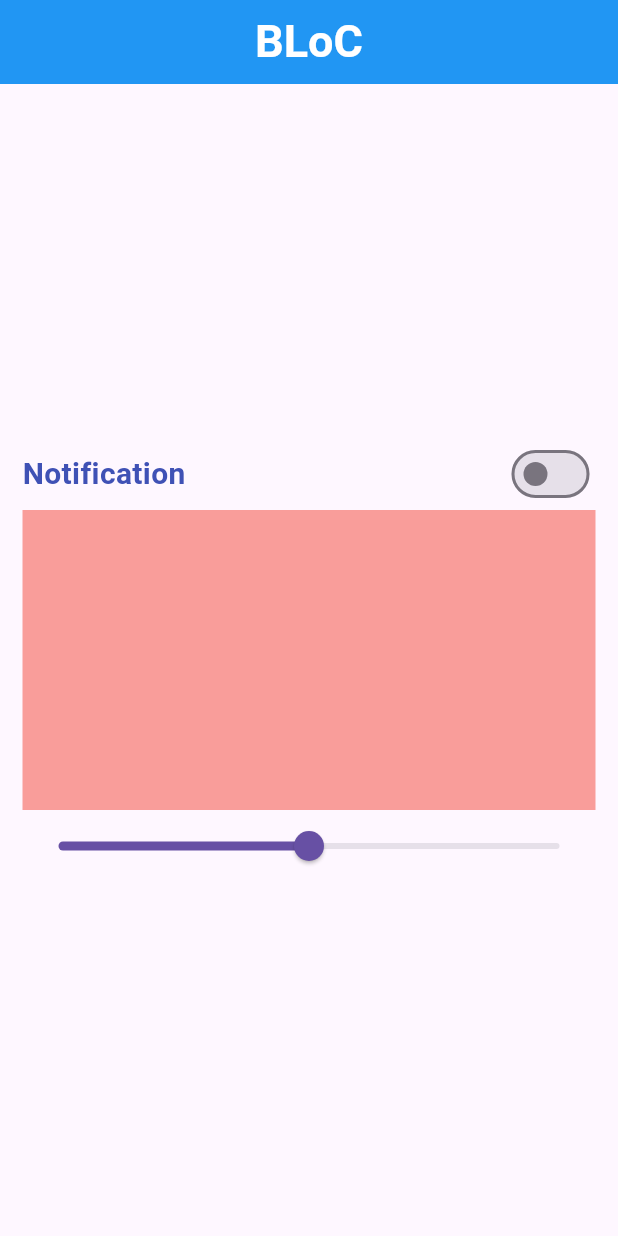
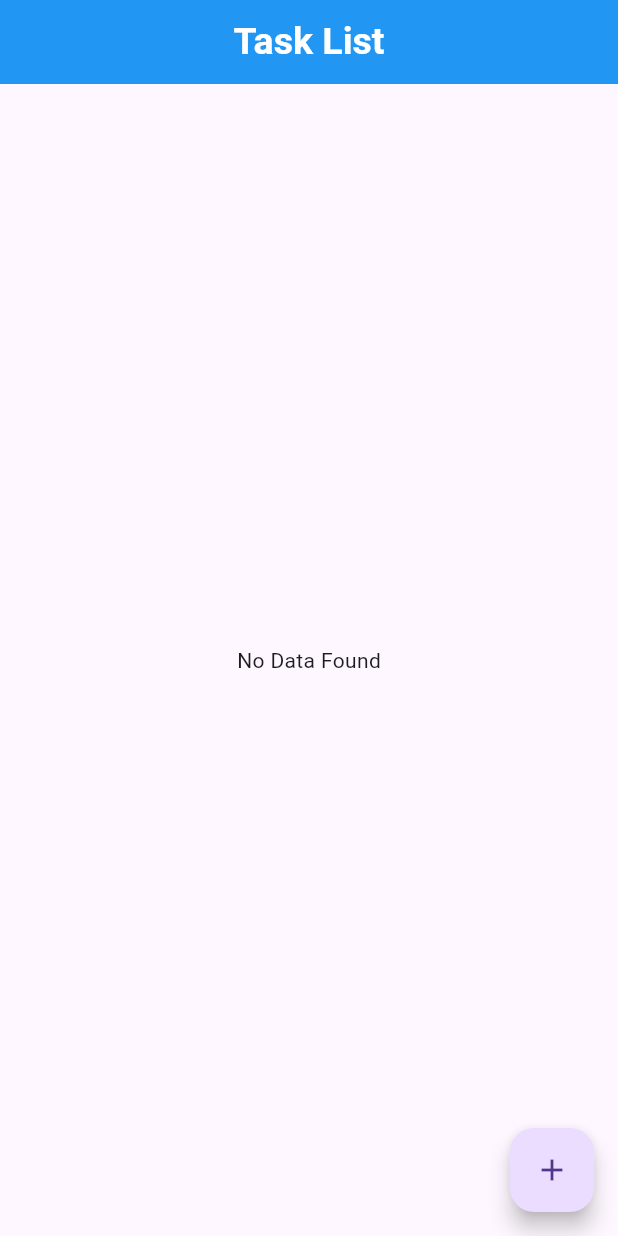
Before and after one commit to R-e-h-a-n-N-a-s-e-e-r/Flutter-BLoC, a Flutter app: the screen it shows after launch, on a phone screen of 412 x 824 dp. Run offline on Flutter 3.47's test engine with Material 3 defaults, Android fonts, the phone set to English and light mode, and no system bars; our stand-ins replace bloc, equatable, flutter_bloc, image_picker.

Commit message:
Bloc Insert & Delete Data from List

```diff
--- /dev/null
+++ b/lib/BLoC/Image Picker/image_picker_bloc.dart
@@ -0,0 +1,26 @@
+import 'package:bloc/bloc.dart';
+import 'package:flutter_bloc_practice/BLoC/Image%20Picker/image_picker_events.dart';
+import 'package:flutter_bloc_practice/BLoC/Image%20Picker/image_picker_states.dart';
+import 'package:flutter_bloc_practice/Utils/image_picker_utils.dart';
+import 'package:image_picker/image_picker.dart';
+
+class ImagePickerBloc extends Bloc<ImagePickerEvents, ImagePickerStates> {
+  ImagePickerUtils imagePickerUtils = ImagePickerUtils();
+
+  ImagePickerBloc() : super(ImagePickerStates()) {
+    on<CameraCapture>(_cameraCapture);
+    on<ClearImage>(_clearImage);
+  }
+
+  void _cameraCapture(
+    CameraCapture event,
+    Emitter<ImagePickerStates> emit,
+  ) async {
+    XFile? file = await imagePickerUtils.imagePickerFunc();
+    emit(state.copyWith(image: file));
+  }
+
+  void _clearImage(ClearImage event, Emitter<ImagePickerStates> emit) {
+    emit(state.copyWith(image: null));
+  }
+}
--- /dev/null
+++ b/lib/BLoC/Image Picker/image_picker_events.dart
@@ -0,0 +1,14 @@
+import 'package:equatable/equatable.dart';
+
+abstract class ImagePickerEvents extends Equatable {
+  const ImagePickerEvents();
+
+  @override
+  List<Object?> get props => [];
+}
+
+class CameraCapture extends ImagePickerEvents {}
+
+class GalleryCapture extends ImagePickerEvents {}
+
+class ClearImage extends ImagePickerEvents{}
--- /dev/null
+++ b/lib/BLoC/Image Picker/image_picker_states.dart
@@ -0,0 +1,15 @@
+import 'package:equatable/equatable.dart';
+import 'package:image_picker/image_picker.dart';
+
+class ImagePickerStates extends Equatable {
+  final XFile? image;
+
+  const ImagePickerStates({this.image});
+
+  ImagePickerStates copyWith({XFile? image}) {
+    return ImagePickerStates(image: image ?? this.image);
+  }
+
+  @override
+  List<Object?> get props => [image];
+}
--- /dev/null
+++ b/lib/BLoC/List Item/list_item_bloc.dart
@@ -0,0 +1,22 @@
+import 'package:bloc/bloc.dart';
+import 'package:flutter_bloc_practice/BLoC/List%20Item/list_item_event.dart';
+import 'package:flutter_bloc_practice/BLoC/List%20Item/list_item_state.dart';
+
+class ListItemBloc extends Bloc<ListItemEvent, ListItemState> {
+  final List<String> todoList = [];
+
+  ListItemBloc() : super(ListItemState(todoList: [])) {
+    on<AddTodoList>(_addTodoList);
+    on<RemoveTodoList>(_removeTodoList);
+  }
+
+  void _addTodoList(AddTodoList event, Emitter<ListItemState> emit) {
+    todoList.add(event.task);
+    emit(state.copyWith(todoList: List.from(todoList)));
+  }
+
+  void _removeTodoList(RemoveTodoList event, Emitter<ListItemState> emit) {
+    todoList.remove(event.itemIndex);
+    emit(state.copyWith(todoList: List.from(todoList)));
+  }
+}
--- /dev/null
+++ b/lib/BLoC/List Item/list_item_event.dart
@@ -0,0 +1,25 @@
+import 'package:equatable/equatable.dart';
+
+abstract class ListItemEvent extends Equatable {
+  const ListItemEvent();
+}
+
+class AddTodoList extends ListItemEvent {
+  final String task;
+
+  const AddTodoList({required this.task});
+
+  @override
+  // TODO: implement props
+  List<Object?> get props => [task];
+}
+
+class RemoveTodoList extends ListItemEvent {
+  final String itemIndex;
+
+  const RemoveTodoList({required this.itemIndex});
+
+  @override
+  // TODO: implement props
+  List<Object?> get props => [itemIndex];
+}
--- /dev/null
+++ b/lib/BLoC/List Item/list_item_state.dart
@@ -0,0 +1,15 @@
+import 'package:equatable/equatable.dart';
+
+class ListItemState extends Equatable {
+  final List<String> todoList;
+
+  const ListItemState({required this.todoList});
+
+  ListItemState copyWith({List<String>? todoList}) {
+    return ListItemState(todoList: todoList ?? this.todoList);
+  }
+
+  @override
+  // TODO: implement props
+  List<Object?> get props => [todoList];
+}
--- /dev/null
+++ b/lib/UI/Screens/list_screen.dart
@@ -0,0 +1,68 @@
+import 'package:flutter/material.dart';
+import 'package:flutter_bloc/flutter_bloc.dart';
+import 'package:flutter_bloc_practice/BLoC/List%20Item/list_item_bloc.dart';
+import 'package:flutter_bloc_practice/BLoC/List%20Item/list_item_event.dart';
+import 'package:flutter_bloc_practice/BLoC/List%20Item/list_item_state.dart';
+
+class ListScreen extends StatefulWidget {
+  const ListScreen({super.key});
+
+  @override
+  State<ListScreen> createState() => _ListScreenState();
+}
+
+class _ListScreenState extends State<ListScreen> {
+  @override
+  Widget build(BuildContext context) {
+    return Scaffold(
+      appBar: AppBar(
+        backgroundColor: Colors.blue,
+        centerTitle: true,
+        title: Text(
+          'Task List',
+          style: TextStyle(
+            fontSize: 25,
+            fontWeight: FontWeight.bold,
+            color: Colors.white,
+          ),
+        ),
+      ),
+      body: BlocBuilder<ListItemBloc, ListItemState>(
+        builder: (context, state) {
+          if (state.todoList.isEmpty) {
+            return Center(child: Text('No Data Found'));
+          } else if (state.todoList.isNotEmpty) {
+            return ListView.builder(
+              itemCount: state.todoList.length,
+              itemBuilder: (context, index) {
+                return ListTile(
+                  title: Text(state.todoList[index]),
+                  trailing: IconButton(
+                    onPressed: () {
+                      context.read<ListItemBloc>().add(
+                        RemoveTodoList(itemIndex: state.todoList[index]),
+                      );
+                    },
+                    icon: Icon(Icons.delete_outline),
+                  ),
+                );
+              },
+            );
+          } else {
+            return Container();
+          }
+        },
+      ),
+      floatingActionButton: FloatingActionButton(
+        child: Icon(Icons.add),
+        onPressed: () {
+          for (int i = 1; i < 11; i++) {
+            context.read<ListItemBloc>().add(
+              AddTodoList(task: 'Task ${i.toString()}'),
+            );
+          }
+        },
+      ),
+    );
+  }
+}
--- /dev/null
+++ b/lib/Utils/image_picker_utils.dart
@@ -0,0 +1,9 @@
+import 'package:image_picker/image_picker.dart';
+
+class ImagePickerUtils {
+  final ImagePicker _imagePicker = ImagePicker();
+
+  Future<XFile?> imagePickerFunc() async {
+    return await _imagePicker.pickImage(source: ImageSource.camera);
+  }
+}
--- a/lib/main.dart
+++ b/lib/main.dart
@@ -1,8 +1,10 @@
 import 'package:flutter/material.dart';
 import 'package:flutter_bloc/flutter_bloc.dart';
 import 'package:flutter_bloc_practice/BLoC/Counter/counter_bloc.dart';
+import 'package:flutter_bloc_practice/BLoC/Image%20Picker/image_picker_bloc.dart';
+import 'package:flutter_bloc_practice/BLoC/List%20Item/list_item_bloc.dart';
 import 'package:flutter_bloc_practice/BLoC/Switch/switch_bloc.dart';
-import 'package:flutter_bloc_practice/UI/Screens/switch_screen.dart';
+import 'package:flutter_bloc_practice/UI/Screens/list_screen.dart';
 
 void main() {
   runApp(const MyApp());
@@ -18,10 +20,12 @@ class MyApp extends StatelessWidget {
       providers: [
         BlocProvider(create: (_) => CounterBloc()),
         BlocProvider(create: (_) => SwitchBloc()),
+        BlocProvider(create: (_) => ImagePickerBloc()),
+        BlocProvider(create: (_) => ListItemBloc()),
       ],
       child: MaterialApp(
         title: 'Flutter Demo',
-        home: SwitchScreen(),
+        home: ListScreen(),
       ),
     );
   }
--- a/pubspec.yaml
+++ b/pubspec.yaml
@@ -37,6 +37,7 @@ dependencies:
   equatable: ^2.0.7
   flutter_bloc:
   bloc: ^9.1.0
+  image_picker:
 
 dev_dependencies:
   flutter_test:
```
Also changed, not shown: lib/UI/Screens/image_picker_screen.dart (added, +60 -0 lines), pubspec.lock, 1 other file.
